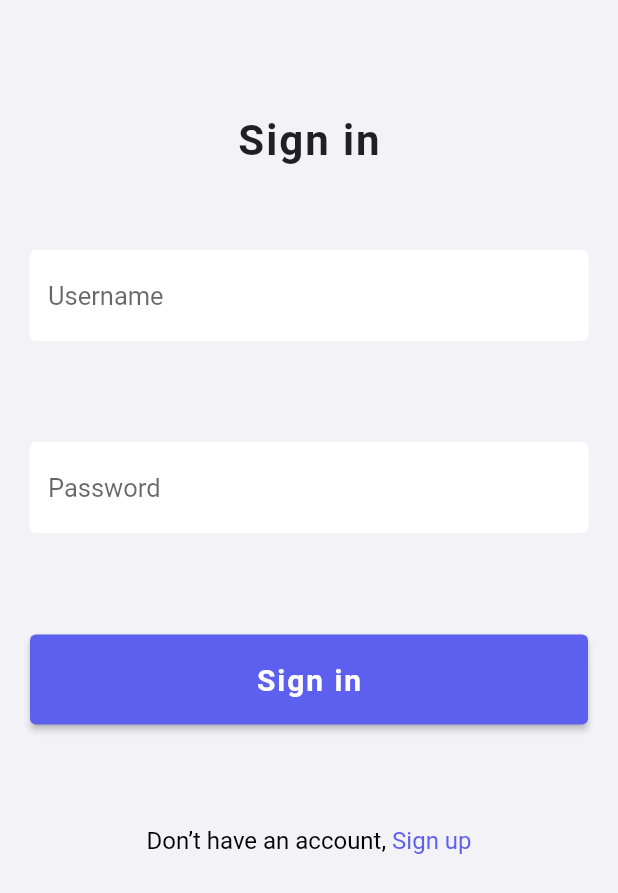
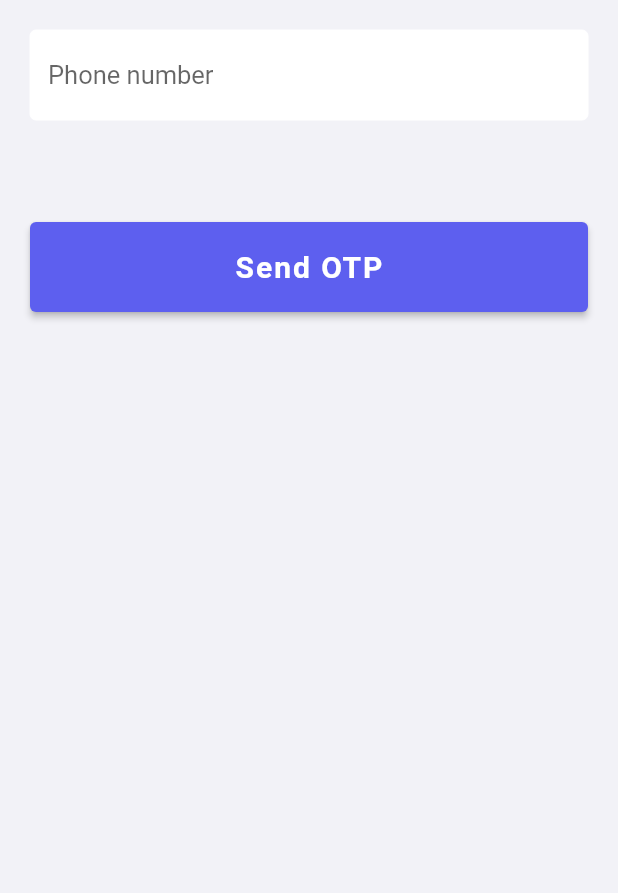
Before and after one commit to Mani2487/Linia, a Flutter app: the SignInScreen screen opened directly, on a phone screen of 412 x 824 dp. Shown: the top 893 px of the screen. Run offline on Flutter 3.47's test engine with Material 2 defaults, Android fonts, the phone set to English and light mode, and no system bars; our stand-ins replace firebase_core, flutter_svg; accounts and stored records are empty; Roboto replaces fonts that are missing (SFPro).

Commit message:
--empty-commit--

```diff
--- a/lib/pages/signin.dart
+++ b/lib/pages/signin.dart
@@ -5,87 +5,137 @@ import 'package:flutter/material.dart';
 import 'package:linia/assets/@assets.dart';
 import 'package:linia/pages/@pages.dart';
 
-class SignInScreen extends StatelessWidget {
+enum MobileVerificationState { SHOW_MOBILE_FORM_STATE, SHOW_OTP_FORM_STATE }
+
+class SignInScreen extends StatefulWidget {
   const SignInScreen({Key? key}) : super(key: key);
+
+  @override
+  State<SignInScreen> createState() => _SignInScreenState();
+}
+
+class _SignInScreenState extends State<SignInScreen> {
+  final currentState = MobileVerificationState.SHOW_MOBILE_FORM_STATE;
+
+  final phoneController = TextEditingController();
+  final otpController = TextEditingController();
+
+  getMobileFormWidget(context) {
+    return Column(
+      children: [
+        AppPrimaryTextField(
+          label: 'Phone number',
+          controller: phoneController,
+        ),
+        verticalSpacer(verticalSpace: 34),
+        AppPrimaryButton(
+          text: 'Send OTP',
+          onTap: () {},
+        ),
+      ],
+    );
+  }
+
+  getOtpFormWidget(context) {
+    return Column(
+      children: [
+        AppPrimaryTextField(
+          label: 'Enter OTP',
+          controller: otpController,
+        ),
+        verticalSpacer(verticalSpace: 34),
+        AppPrimaryButton(
+          text: 'Sign in',
+          onTap: () {},
+        ),
+      ],
+    );
+  }
 
   @override
   Widget build(BuildContext context) {
     return Scaffold(
       backgroundColor: const Color(0xffF2F2F7),
-      body: SafeArea(
-        child: SingleChildScrollView(
-          child: Container(
-            padding: const EdgeInsets.all(20.0),
-            child: Column(
-              children: [
-                verticalSpacer(
-                  verticalSpace: 57,
-                  child: const Text(
-                    'Sign in',
-                    style: TextStyle(
-                      fontFamily: 'SFPro',
-                      letterSpacing: 1.3,
-                      fontSize: 28,
-                      fontWeight: FontWeight.bold,
-                    ),
-                  ),
-                ),
-                AppPrimaryTextField(
-                  label: 'Username',
-                ),
-                verticalSpacer(verticalSpace: 34),
-                AppPrimaryTextField(
-                  label: 'Password',
-                  isPassword: true,
-                ),
-                verticalSpacer(verticalSpace: 34),
-                AppPrimaryButton(
-                  text: 'Sign in',
-                  onTap: () {
-                    Navigator.push(
-                      context,
-                      MaterialPageRoute(
-                          builder: (context) => const DashboardScreen()),
-                    );
-                  },
-                ),
-                verticalSpacer(verticalSpace: 34),
-                Row(
-                  mainAxisAlignment: MainAxisAlignment.center,
-                  children: [
-                    const Text(
-                      'Don’t have an account, ',
-                      style: TextStyle(
-                        fontFamily: 'SFPro',
-                        fontSize: 16,
-                        color: Colors.black,
-                      ),
-                    ),
-                    InkWell(
-                      onTap: () {
-                        Navigator.push(
-                          context,
-                          MaterialPageRoute(
-                              builder: (context) => const SignUpScreen()),
-                        );
-                      },
-                      splashColor: const Color(0x00FFFFFF),
-                      child: const Text(
-                        'Sign up',
-                        style: TextStyle(
-                          fontFamily: 'SFPro',
-                          fontSize: 16,
-                          color: Color(0xff5D5FEF),
-                        ),
-                      ),
-                    ),
-                  ],
-                ),
-              ],
-            ),
-          ),
-        ),
+      body: Container(
+        padding: const EdgeInsets.all(20.0),
+        child: currentState == MobileVerificationState.SHOW_MOBILE_FORM_STATE
+            ? getMobileFormWidget(context)
+            : getOtpFormWidget(context),
       ),
+      // body: SafeArea(
+      //   child: SingleChildScrollView(
+      //     child: Container(
+      //       padding: const EdgeInsets.all(20.0),
+      //       child: Column(
+      //         children: [
+      //           verticalSpacer(
+      //             verticalSpace: 57,
+      //             child: const Text(
+      //               'Sign in',
+      //               style: TextStyle(
+      //                 fontFamily: 'SFPro',
+      //                 letterSpacing: 1.3,
+      //                 fontSize: 28,
+      //                 fontWeight: FontWeight.bold,
+      //               ),
+      //             ),
+      //           ),
+      //           AppPrimaryTextField(
+      //             label: 'Username',
+      //           ),
+      //           verticalSpacer(verticalSpace: 34),
+      //           AppPrimaryTextField(
+      //             label: 'Password',
+      //             isPassword: true,
+      //           ),
+      //           verticalSpacer(verticalSpace: 34),
+      //           AppPrimaryButton(
+      //             text: 'Sign in',
+      //             onTap: () {
+      //               Navigator.push(
+      //                 context,
+      //                 MaterialPageRoute(
+      //                     builder: (context) => const DashboardScreen()),
+      //               );
+      //             },
+      //           ),
+      //           verticalSpacer(verticalSpace: 34),
+      //           Row(
+      //             mainAxisAlignment: MainAxisAlignment.center,
+      //             children: [
+      //               const Text(
+      //                 'Don’t have an account, ',
+      //                 style: TextStyle(
+      //                   fontFamily: 'SFPro',
+      //                   fontSize: 16,
+      //                   color: Colors.black,
+      //                 ),
+      //               ),
+      //               InkWell(
+      //                 onTap: () {
+      //                   Navigator.push(
+      //                     context,
+      //                     MaterialPageRoute(
+      //                         builder: (context) => const SignUpScreen()),
+      //                   );
+      //                 },
+      //                 splashColor: const Color(0x00FFFFFF),
+      //                 child: const Text(
+      //                   'Sign up',
+      //                   style: TextStyle(
+      //                     fontFamily: 'SFPro',
+      //                     fontSize: 16,
+      //                     color: Color(0xff5D5FEF),
+      //                   ),
+      //                 ),
+      //               ),
+      //             ],
+      //           ),
+      //         ],
+      //       ),
+      //     ),
+      //   ),
+      // ),
     );
   }
 
--- a/lib/pages/signup.dart
+++ b/lib/pages/signup.dart
@@ -1,8 +1,9 @@
 import 'dart:ui';
 
 import 'package:flutter/material.dart';
+
 import 'package:linia/assets/@assets.dart';
-import 'package:linia/pages/dashboard.dart';
+import 'package:linia/pages/@pages.dart';
 
 import './@pages.dart';
 
```
Also changed, not shown: 1 other file.
